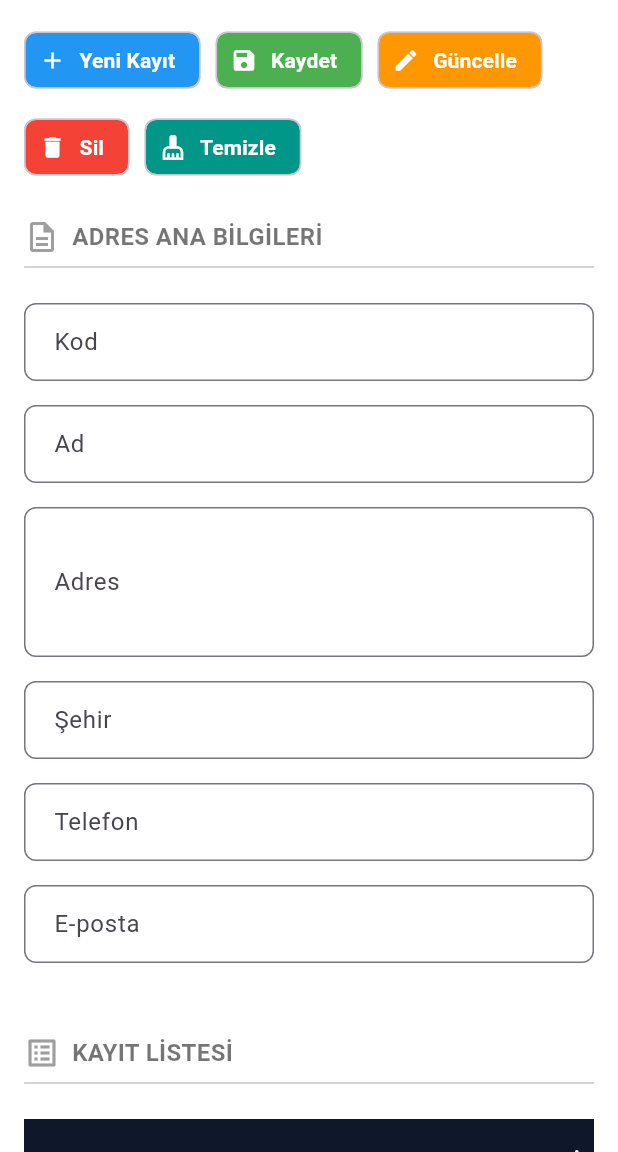
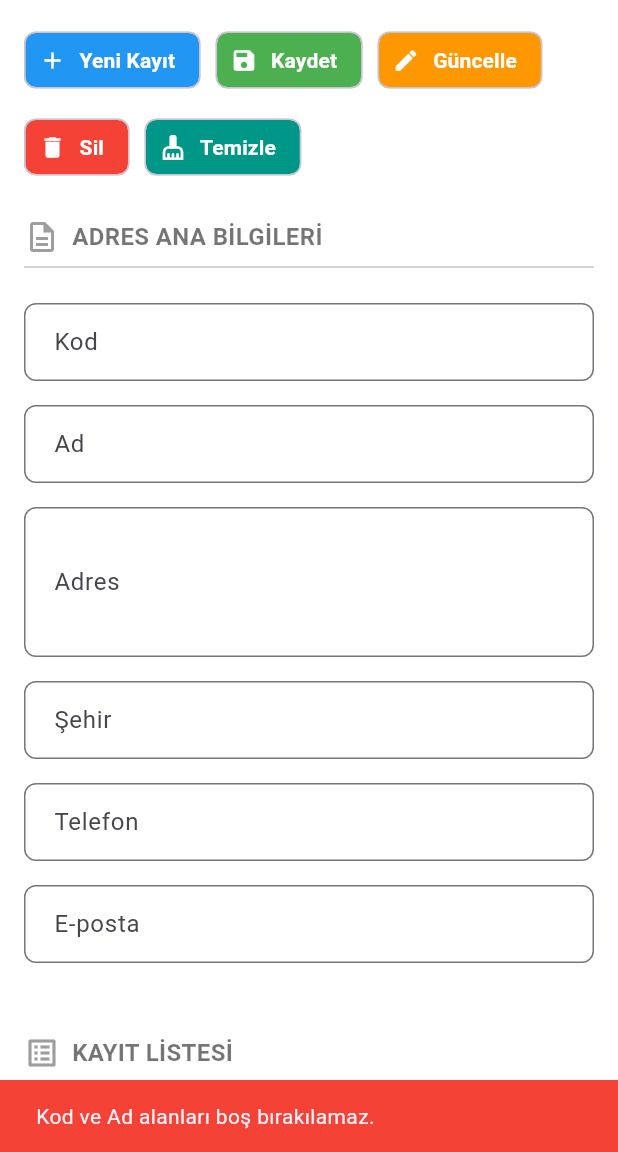
Before and after one commit to begummkayaa/kurumsal-adres-yonetim-mobil, a Flutter app: the screen it shows after launch, after a tap on "Kaydet", on a phone screen of 412 x 824 dp, the part 84-1236 px from its top. Run offline on Flutter 3.47's test engine with Material 3 defaults, Android fonts, the phone set to English and light mode, and no system bars.

Commit message:
Feat: Kaydet ve Yeni Kayıt butonları çalışır hale getirildi

```diff
--- a/lib/main.dart
+++ b/lib/main.dart
@@ -43,6 +43,7 @@ class _AnaSayfaState extends State<AnaSayfa> {
   final _sehirController = TextEditingController();
   final _telefonController = TextEditingController();
   final _epostaController = TextEditingController();
+  final _kodFocus = FocusNode();
 
   @override
   void dispose() {
@@ -52,7 +53,47 @@ class _AnaSayfaState extends State<AnaSayfa> {
     _sehirController.dispose();
     _telefonController.dispose();
     _epostaController.dispose();
+    _kodFocus.dispose();
     super.dispose();
+  }
+
+  void _mesajGoster(String mesaj, {bool hata = false}) {
+    ScaffoldMessenger.of(context).showSnackBar(
+      SnackBar(content: Text(mesaj), backgroundColor: hata ? Colors.red : Colors.green),
+    );
+  }
+
+  void _formuBosalt() {
+    for (final c in [_kodController, _adController, _adresController, _sehirController, _telefonController, _epostaController]) {
+      c.clear();
+    }
+  }
+
+  void _yeniKayit() {
+    _formuBosalt();
+    _kodFocus.requestFocus();
+  }
+
+  void _kaydet() {
+    final kod = _kodController.text.trim();
+    final ad = _adController.text.trim();
+    if (kod.isEmpty || ad.isEmpty) {
+      _mesajGoster('Kod ve Ad alanları boş bırakılamaz.', hata: true);
+      return;
+    }
+
+    setState(() {
+      _kayitlar.add(Adres(
+        kod: kod,
+        ad: ad,
+        adres: _adresController.text.trim(),
+        sehir: _sehirController.text.trim(),
+        telefon: _telefonController.text.trim(),
+        eposta: _epostaController.text.trim(),
+      ));
+    });
+    _formuBosalt();
+    _mesajGoster('Kayıt eklendi.');
   }
 
   @override
@@ -92,11 +133,11 @@ class _AnaSayfaState extends State<AnaSayfa> {
               spacing: 10,
               runSpacing: 10,
               children: [
-                _buildIslemButonu('Yeni Kayıt', Colors.blue, Icons.add),
-                _buildIslemButonu('Kaydet', Colors.green, Icons.save),
-                _buildIslemButonu('Güncelle', Colors.orange, Icons.edit),
-                _buildIslemButonu('Sil', Colors.red, Icons.delete),
-                _buildIslemButonu('Temizle', Colors.teal, Icons.cleaning_services),
+                _buildIslemButonu('Yeni Kayıt', Colors.blue, Icons.add, _yeniKayit),
+                _buildIslemButonu('Kaydet', Colors.green, Icons.save, _kaydet),
+                _buildIslemButonu('Güncelle', Colors.orange, Icons.edit, () {}),
+                _buildIslemButonu('Sil', Colors.red, Icons.delete, () {}),
+                _buildIslemButonu('Temizle', Colors.teal, Icons.cleaning_services, () {}),
               ],
             ),
             const SizedBox(height: 24),
@@ -105,7 +146,7 @@ class _AnaSayfaState extends State<AnaSayfa> {
             const Row(children: [Icon(Icons.description_outlined, color: Colors.grey), SizedBox(width: 8), Text('ADRES ANA BİLGİLERİ', style: TextStyle(fontSize: 16, fontWeight: FontWeight.bold, color: Colors.black54))]),
             const Divider(),
             const SizedBox(height: 16),
-            _buildTextField('Kod', _kodController),
+            _buildTextField('Kod', _kodController, focusNode: _kodFocus),
             _buildTextField('Ad', _adController),
             _buildTextField('Adres', _adresController, maxLines: 3),
             _buildTextField('Şehir', _sehirController),
@@ -152,21 +193,22 @@ class _AnaSayfaState extends State<AnaSayfa> {
     );
   }
 
-  Widget _buildIslemButonu(String metin, Color renk, IconData ikon) {
+  Widget _buildIslemButonu(String metin, Color renk, IconData ikon, VoidCallback onPressed) {
     return ActionChip(
       backgroundColor: renk,
       labelStyle: const TextStyle(color: Colors.white, fontWeight: FontWeight.bold),
       avatar: Icon(ikon, color: Colors.white, size: 18),
       label: Text(metin),
-      onPressed: () {},
+      onPressed: onPressed,
     );
   }
 
-  Widget _buildTextField(String etiket, TextEditingController controller, {int maxLines = 1, TextInputType? klavye}) {
+  Widget _buildTextField(String etiket, TextEditingController controller, {int maxLines = 1, TextInputType? klavye, FocusNode? focusNode}) {
     return Padding(
       padding: const EdgeInsets.only(bottom: 16.0),
       child: TextField(
         controller: controller,
+        focusNode: focusNode,
         maxLines: maxLines,
         keyboardType: klavye,
         decoration: InputDecoration(labelText: etiket, border: OutlineInputBorder(borderRadius: BorderRadius.circular(8.0)), contentPadding: const EdgeInsets.symmetric(horizontal: 16, vertical: 14)),
```
Also changed, not shown: 1 other file.
